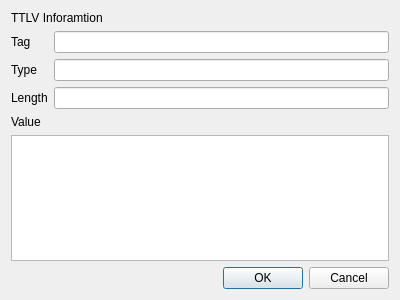
Qt form BerEditor/edit_ttlv_dlg.ui (jykim74/BerEditor) before a commit.
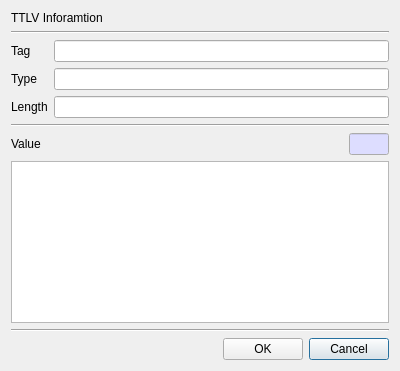
The same form after that commit.

The edit to the form file:
```diff
--- a/BerEditor/edit_ttlv_dlg.ui
+++ b/BerEditor/edit_ttlv_dlg.ui
@@ -7,70 +7,188 @@
     <x>0</x>
     <y>0</y>
     <width>400</width>
-    <height>300</height>
+    <height>371</height>
    </rect>
   </property>
   <property name="windowTitle">
    <string>Edit</string>
   </property>
-  <layout class="QGridLayout" name="gridLayout">
-   <item row="2" column="0">
-    <widget class="QLabel" name="label_3">
-     <property name="text">
-      <string>Type</string>
-     </property>
-    </widget>
-   </item>
-   <item row="2" column="1">
-    <widget class="QLineEdit" name="mTypeText"/>
-   </item>
-   <item row="1" column="0">
-    <widget class="QLabel" name="label_2">
-     <property name="text">
-      <string>Tag</string>
-     </property>
-    </widget>
-   </item>
-   <item row="3" column="0">
-    <widget class="QLabel" name="label_4">
-     <property name="text">
-      <string>Length</string>
-     </property>
-    </widget>
-   </item>
-   <item row="6" column="0" colspan="2">
-    <widget class="QDialogButtonBox" name="buttonBox">
-     <property name="orientation">
-      <enum>Qt::Horizontal</enum>
-     </property>
-     <property name="standardButtons">
-      <set>QDialogButtonBox::Cancel|QDialogButtonBox::Ok</set>
-     </property>
-    </widget>
-   </item>
-   <item row="1" column="1">
-    <widget class="QLineEdit" name="mTagText"/>
-   </item>
-   <item row="5" column="0" colspan="2">
-    <widget class="QPlainTextEdit" name="mValueText"/>
-   </item>
-   <item row="3" column="1">
-    <widget class="QLineEdit" name="mLengthText"/>
-   </item>
-   <item row="0" column="0" colspan="2">
+  <layout class="QVBoxLayout" name="verticalLayout">
+   <item>
     <widget class="QLabel" name="label">
      <property name="text">
       <string>TTLV Inforamtion</string>
      </property>
     </widget>
    </item>
-   <item row="4" column="0">
-    <widget class="QLabel" name="label_5">
-     <property name="text">
-      <string>Value</string>
+   <item>
+    <widget class="Line" name="line">
+     <property name="orientation">
+      <enum>Qt::Horizontal</enum>
      </property>
     </widget>
    </item>
+   <item>
+    <layout class="QGridLayout" name="gridLayout">
+     <property name="topMargin">
+      <number>0</number>
+     </property>
+     <item row="2" column="0">
+      <widget class="QLabel" name="label_4">
+       <property name="text">
+        <string>Length</string>
+       </property>
+      </widget>
+     </item>
+     <item row="0" column="0">
+      <widget class="QLabel" name="label_2">
+       <property name="text">
+        <string>Tag</string>
+       </property>
+      </widget>
+     </item>
+     <item row="1" column="0">
+      <widget class="QLabel" name="label_3">
+       <property name="text">
+        <string>Type</string>
+       </property>
+      </widget>
+     </item>
+     <item row="0" column="1">
+      <widget class="QLineEdit" name="mTagText"/>
+     </item>
+     <item row="1" column="1">
+      <widget class="QLineEdit" name="mTypeText"/>
+     </item>
+     <item row="2" column="1">
+      <widget class="QLineEdit" name="mLengthText"/>
+     </item>
+    </layout>
+   </item>
+   <item>
+    <widget class="Line" name="line_2">
+     <property name="orientation">
+      <enum>Qt::Horizontal</enum>
+     </property>
+    </widget>
+   </item>
+   <item>
+    <layout class="QGridLayout" name="gridLayout_2">
+     <property name="topMargin">
+      <number>0</number>
+     </property>
+     <item row="0" column="0">
+      <widget class="QLabel" name="label_5">
+       <property name="text">
+        <string>Value</string>
+       </property>
+      </widget>
+     </item>
+     <item row="0" column="2">
+      <widget class="QLineEdit" name="mValueLenText">
+       <property name="minimumSize">
+        <size>
+         <width>40</width>
+         <height>0</height>
+        </size>
+       </property>
+       <property name="maximumSize">
+        <size>
+         <width>40</width>
+         <height>16777215</height>
+        </size>
+       </property>
+       <property name="palette">
+        <palette>
+         <active>
+          <colorrole role="Base">
+           <brush brushstyle="SolidPattern">
+            <color alpha="255">
+             <red>221</red>
+             <green>221</green>
+             <blue>255</blue>
+            </color>
+           </brush>
+          </colorrole>
+         </active>
+         <inactive>
+          <colorrole role="Base">
+           <brush brushstyle="SolidPattern">
+            <color alpha="255">
+             <red>221</red>
+             <green>221</green>
+             <blue>255</blue>
+            </color>
+           </brush>
+          </colorrole>
+         </inactive>
+         <disabled/>
+        </palette>
+       </property>
+       <property name="readOnly">
+        <bool>true</bool>
+       </property>
+      </widget>
+     </item>
+     <item row="0" column="1">
+      <spacer name="horizontalSpacer">
+       <property name="orientation">
+        <enum>Qt::Horizontal</enum>
+       </property>
+       <property name="sizeHint" stdset="0">
+        <size>
+         <width>40</width>
+         <height>20</height>
+        </size>
+       </property>
+      </spacer>
+     </item>
+    </layout>
+   </item>
+   <item>
+    <widget class="QPlainTextEdit" name="mValueText"/>
+   </item>
+   <item>
+    <widget class="Line" name="line_3">
+     <property name="orientation">
+      <enum>Qt::Horizontal</enum>
+     </property>
+    </widget>
+   </item>
+   <item>
+    <layout class="QGridLayout" name="gridLayout_3">
+     <property name="topMargin">
+      <number>0</number>
+     </property>
+     <item row="0" column="2">
+      <widget class="QPushButton" name="mCancelBtn">
+       <property name="text">
+        <string>Cancel</string>
+       </property>
+      </widget>
+     </item>
+     <item row="0" column="1">
+      <widget class="QPushButton" name="mOKBtn">
+       <property name="text">
+        <string>OK</string>
+       </property>
+      </widget>
+     </item>
+     <item row="0" column="0">
+      <spacer name="horizontalSpacer_2">
+       <property name="orientation">
+        <enum>Qt::Horizontal</enum>
+       </property>
+       <property name="sizeHint" stdset="0">
+        <size>
+         <width>40</width>
+         <height>20</height>
+        </size>
+       </property>
+      </spacer>
+     </item>
+    </layout>
+   </item>
   </layout>
  </widget>
  <resources/>
```
Left out of the diff: 37 changed lines with no effect on the pictures.
